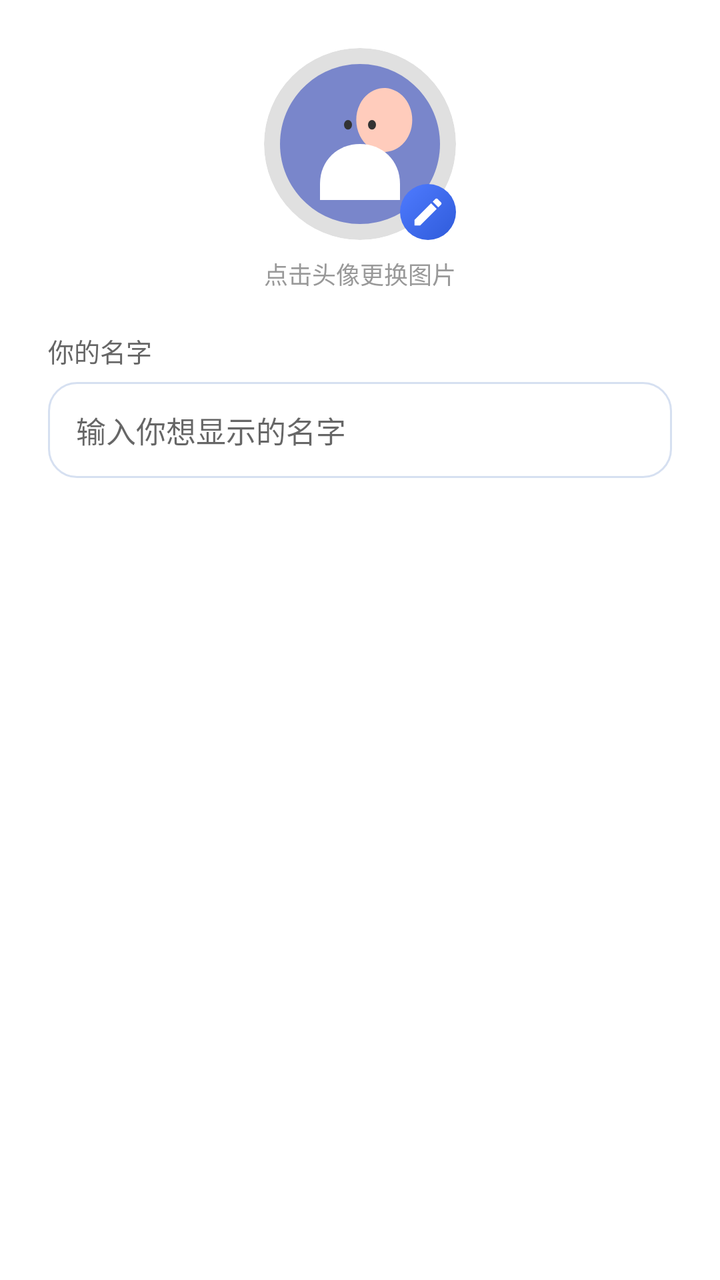
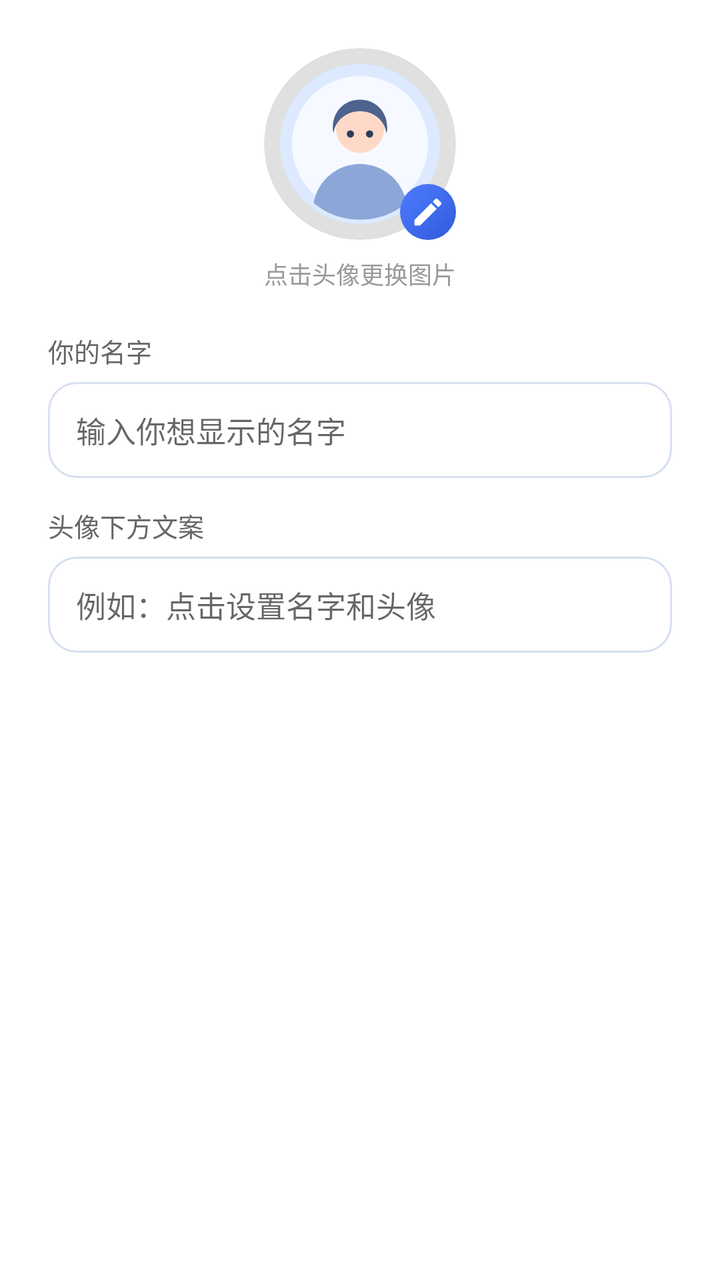

The first picture is an Android layout as it rendered before a commit; the second is the same layout after the commit. The layout source and the unified diff follow.
<!-- AndroidManifest.xml: application theme Theme.FlipAccounting -->
<!-- res/layout/dialog_edit_user_profile.xml -->
<?xml version="1.0" encoding="utf-8"?>
<LinearLayout xmlns:android="http://schemas.android.com/apk/res/android"
    android:layout_width="match_parent"
    android:layout_height="wrap_content"
    android:orientation="vertical"
    android:padding="24dp">

    <FrameLayout
        android:layout_width="96dp"
        android:layout_height="96dp"
        android:layout_gravity="center_horizontal"
        android:layout_marginBottom="8dp">

        <ImageView
            android:id="@+id/iv_user_profile_avatar"
            android:layout_width="96dp"
            android:layout_height="96dp"
            android:background="@drawable/bg_circle_gray"
            android:clipToOutline="true"
            android:scaleType="centerCrop"
            android:src="@drawable/ic_user_avatar_default" />

        <ImageView
            android:layout_width="28dp"
            android:layout_height="28dp"
            android:layout_gravity="bottom|end"
            android:background="@drawable/bg_send_btn"
            android:clickable="false"
            android:padding="5dp"
            android:src="@drawable/ic_edit"
            android:tint="#FFFFFF" />
    </FrameLayout>

    <TextView
        android:layout_width="wrap_content"
        android:layout_height="wrap_content"
        android:layout_gravity="center_horizontal"
        android:layout_marginBottom="20dp"
        android:text="点击头像更换图片"
        android:textColor="#999999"
        android:textSize="12sp" />

    <TextView
        android:layout_width="wrap_content"
        android:layout_height="wrap_content"
        android:layout_marginBottom="6dp"
        android:text="你的名字"
        android:textColor="#666666"
        android:textSize="13sp" />

    <EditText
        android:id="@+id/et_user_profile_name"
        android:layout_width="match_parent"
        android:layout_height="48dp"
        android:background="@drawable/bg_chat_input"
        android:hint="输入你想显示的名字"
        android:paddingHorizontal="14dp"
        android:singleLine="true"
        android:textColor="#333333"
        android:textSize="15sp" />

</LinearLayout>
<!-- resources referenced by this layout -->
<resources>
  <!-- drawable bg_chat_input (drawable) -->
  <?xml version="1.0" encoding="utf-8"?>
  <shape xmlns:android="http://schemas.android.com/apk/res/android"
      android:shape="rectangle">
      <solid android:color="#FFFFFF" />
      <corners android:radius="14dp" />
      <stroke
          android:width="1dp"
          android:color="#D6E0F1" />
  </shape>
  <!-- drawable bg_circle_gray (drawable) -->
  <?xml version="1.0" encoding="utf-8"?>
  <shape xmlns:android="http://schemas.android.com/apk/res/android"
      android:shape="oval">
      <solid android:color="#E0E0E0" />
  </shape>
  <!-- drawable bg_send_btn (drawable) -->
  <?xml version="1.0" encoding="utf-8"?>
  <shape xmlns:android="http://schemas.android.com/apk/res/android"
      android:shape="oval">
      <gradient
          android:angle="315"
          android:startColor="#4F7BFF"
          android:endColor="#2F5BDA" />
  </shape>
  <!-- drawable ic_edit (drawable) -->
  <vector xmlns:android="http://schemas.android.com/apk/res/android"
      android:width="24dp"
      android:height="24dp"
      android:viewportWidth="24"
      android:viewportHeight="24"
      android:tint="?attr/colorControlNormal">
    <path
        android:fillColor="@android:color/white"
        android:pathData="M3,17.25V21h3.75L17.81,9.94l-3.75,-3.75L3,17.25zM20.71,7.04c0.39,-0.39 0.39,-1.02 0,-1.41l-2.34,-2.34c-0.39,-0.39 -1.02,-0.39 -1.41,0l-1.83,1.83 3.75,3.75 1.83,-1.83z"/>
  </vector>
  <!-- drawable ic_user_avatar_default (drawable) -->
  <?xml version="1.0" encoding="utf-8"?>
  <vector xmlns:android="http://schemas.android.com/apk/res/android"
      android:width="48dp"
      android:height="48dp"
      android:viewportWidth="48"
      android:viewportHeight="48">
      
      <path android:fillColor="#7986CB"
          android:pathData="M24,4C12.95,4 4,12.95 4,24C4,35.05 12.95,44 24,44C35.05,44 44,35.05 44,24C44,12.95 35.05,4 24,4Z" />
      
      <path android:fillColor="#FFCCBC"
          android:pathData="M24,14A7,8 0,1 1,24 22A7,8 0,0 1,24 14Z" />
      
      <path android:fillColor="#FFFFFF"
          android:pathData="M14,34C14,28 18.48,24 24,24C29.52,24 34,28 34,34L34,38L14,38Z" />
      
      <path android:fillColor="#333333"
          android:pathData="M21,18A1,1.2 0,1 0,21 20.4A1,1.2 0,0 0,21 18Z" />
      <path android:fillColor="#333333"
          android:pathData="M27,18A1,1.2 0,1 0,27 20.4A1,1.2 0,0 0,27 18Z" />
  </vector>
  <style name="Theme.FlipAccounting" parent="Theme.MaterialComponents.DayNight.NoActionBar">
          
          <item name="colorPrimary">#5C6BC0</item>
          <item name="colorPrimaryVariant">#3F51B5</item>
          <item name="colorOnPrimary">#FFFFFF</item>
          
          <item name="colorSecondary">#FF4081</item>
          <item name="colorSecondaryVariant">#F50057</item>
          <item name="colorOnSecondary">#FFFFFF</item>
  
          
          <item name="android:statusBarColor">#F5F7FA</item>
          <item name="android:windowLightStatusBar">true</item>
      </style>
</resources>

<!-- the commit's change to res/layout/dialog_edit_user_profile.xml (unified diff, before → after) -->
@@ -59,4 +59,24 @@
         android:textColor="#333333"
         android:textSize="15sp" />
 
+    <TextView
+        android:layout_width="wrap_content"
+        android:layout_height="wrap_content"
+        android:layout_marginTop="14dp"
+        android:layout_marginBottom="6dp"
+        android:text="头像下方文案"
+        android:textColor="#666666"
+        android:textSize="13sp" />
+
+    <EditText
+        android:id="@+id/et_user_profile_desc"
+        android:layout_width="match_parent"
+        android:layout_height="48dp"
+        android:background="@drawable/bg_chat_input"
+        android:hint="例如：点击设置名字和头像"
+        android:paddingHorizontal="14dp"
+        android:singleLine="true"
+        android:textColor="#333333"
+        android:textSize="15sp" />
+
 </LinearLayout>
<!-- resource entries referenced after the edit -->
@@ -43,20 +43,27 @@
       android:height="48dp"
       android:viewportWidth="48"
       android:viewportHeight="48">
-      
-      <path android:fillColor="#7986CB"
+      <path
+          android:fillColor="#DCE9FF"
           android:pathData="M24,4C12.95,4 4,12.95 4,24C4,35.05 12.95,44 24,44C35.05,44 44,35.05 44,24C44,12.95 35.05,4 24,4Z" />
-      
-      <path android:fillColor="#FFCCBC"
-          android:pathData="M24,14A7,8 0,1 1,24 22A7,8 0,0 1,24 14Z" />
-      
-      <path android:fillColor="#FFFFFF"
-          android:pathData="M14,34C14,28 18.48,24 24,24C29.52,24 34,28 34,34L34,38L14,38Z" />
-      
-      <path android:fillColor="#333333"
-          android:pathData="M21,18A1,1.2 0,1 0,21 20.4A1,1.2 0,0 0,21 18Z" />
-      <path android:fillColor="#333333"
-          android:pathData="M27,18A1,1.2 0,1 0,27 20.4A1,1.2 0,0 0,27 18Z" />
+      <path
+          android:fillColor="#F6F9FF"
+          android:pathData="M24,7C14.61,7 7,14.61 7,24C7,33.39 14.61,41 24,41C33.39,41 41,33.39 41,24C41,14.61 33.39,7 24,7Z" />
+      <path
+          android:fillColor="#8CA6D8"
+          android:pathData="M24,29C18.2,29 13.4,33.2 12.4,38.7C15.4,41.3 19.4,42.9 24,42.9C28.6,42.9 32.6,41.3 35.6,38.7C34.6,33.2 29.8,29 24,29Z" />
+      <path
+          android:fillColor="#FFD9C7"
+          android:pathData="M24,14.2C20.7,14.2 18,16.9 18,20.2C18,23.5 20.7,26.2 24,26.2C27.3,26.2 30,23.5 30,20.2C30,16.9 27.3,14.2 24,14.2Z" />
+      <path
+          android:fillColor="#4D628C"
+          android:pathData="M17.2,19.8C17.2,15.8 20.2,12.9 24,12.9C27.8,12.9 30.8,15.8 30.8,19.8C30.8,20.3 30.8,20.8 30.6,21.3C30.2,18.2 27.5,15.8 24,15.8C20.5,15.8 17.8,18.2 17.4,21.3C17.2,20.8 17.2,20.3 17.2,19.8Z" />
+      <path
+          android:fillColor="#2E3C5B"
+          android:pathData="M21.6,20.6C22.1,20.6 22.5,21 22.5,21.5C22.5,22 22.1,22.4 21.6,22.4C21.1,22.4 20.7,22 20.7,21.5C20.7,21 21.1,20.6 21.6,20.6Z" />
+      <path
+          android:fillColor="#2E3C5B"
+          android:pathData="M26.4,20.6C26.9,20.6 27.3,21 27.3,21.5C27.3,22 26.9,22.4 26.4,22.4C25.9,22.4 25.5,22 25.5,21.5C25.5,21 25.9,20.6 26.4,20.6Z" />
   </vector>
   <style name="Theme.FlipAccounting" parent="Theme.MaterialComponents.DayNight.NoActionBar">
           
